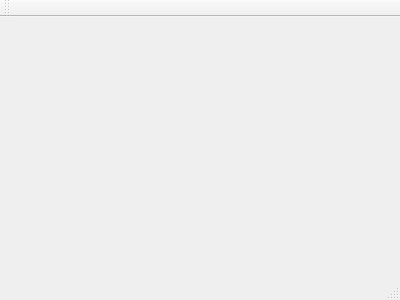
This is mainwindow.ui in Mike308/RGB-Manager as Qt 5 draws it before an edit. The edited form follows.
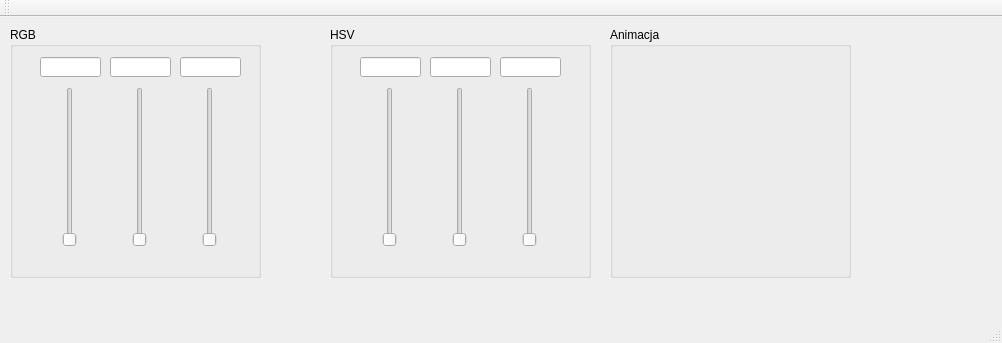
This is the edited form.

Commit message: - in class header added declaration of QPalette object - added sliders for setting rgb color - implemented sliders's signals - added color to linedit responsible for display rgb values - modified .*pro file

Diff of the .ui file:
```diff
--- a/mainwindow.ui
+++ b/mainwindow.ui
@@ -1,24 +1,271 @@
 <ui version="4.0">
  <class>MainWindow</class>
- <widget class="QMainWindow" name="MainWindow" >
-  <property name="geometry" >
+ <widget class="QMainWindow" name="MainWindow">
+  <property name="geometry">
    <rect>
     <x>0</x>
     <y>0</y>
-    <width>400</width>
-    <height>300</height>
+    <width>1002</width>
+    <height>343</height>
    </rect>
   </property>
   <property name="windowTitle" >
    <string>MainWindow</string>
   </property>
-  <widget class="QMenuBar" name="menuBar" />
-  <widget class="QToolBar" name="mainToolBar" />
-  <widget class="QWidget" name="centralWidget" />
-  <widget class="QStatusBar" name="statusBar" />
+  <widget class="QWidget" name="centralWidget">
+   <widget class="QGroupBox" name="groupBox">
+    <property name="geometry">
+     <rect>
+      <x>10</x>
+      <y>10</y>
+      <width>251</width>
+      <height>251</height>
+     </rect>
+    </property>
+    <property name="title">
+     <string>RGB</string>
+    </property>
+    <widget class="QLineEdit" name="r_str">
+     <property name="geometry">
+      <rect>
+       <x>30</x>
+       <y>30</y>
+       <width>61</width>
+       <height>20</height>
+      </rect>
+     </property>
+     <property name="font">
+      <font>
+       <weight>75</weight>
+       <bold>true</bold>
+      </font>
+     </property>
+    </widget>
+    <widget class="QLineEdit" name="b_str">
+     <property name="geometry">
+      <rect>
+       <x>170</x>
+       <y>30</y>
+       <width>61</width>
+       <height>20</height>
+      </rect>
+     </property>
+     <property name="font">
+      <font>
+       <weight>75</weight>
+       <bold>true</bold>
+      </font>
+     </property>
+    </widget>
+    <widget class="QLineEdit" name="g_str">
+     <property name="geometry">
+      <rect>
+       <x>100</x>
+       <y>30</y>
+       <width>61</width>
+       <height>20</height>
+      </rect>
+     </property>
+     <property name="font">
+      <font>
+       <weight>75</weight>
+       <bold>true</bold>
+      </font>
+     </property>
+    </widget>
+    <widget class="QSlider" name="r_slider">
+     <property name="geometry">
+      <rect>
+       <x>50</x>
+       <y>60</y>
+       <width>19</width>
+       <height>160</height>
+      </rect>
+     </property>
+     <property name="maximum">
+      <number>255</number>
+     </property>
+     <property name="orientation">
+      <enum>Qt::Vertical</enum>
+     </property>
+    </widget>
+    <widget class="QSlider" name="g_slider">
+     <property name="geometry">
+      <rect>
+       <x>120</x>
+       <y>60</y>
+       <width>19</width>
+       <height>160</height>
+      </rect>
+     </property>
+     <property name="maximum">
+      <number>255</number>
+     </property>
+     <property name="orientation">
+      <enum>Qt::Vertical</enum>
+     </property>
+    </widget>
+    <widget class="QSlider" name="b_slider">
+     <property name="geometry">
+      <rect>
+       <x>190</x>
+       <y>60</y>
+       <width>19</width>
+       <height>160</height>
+      </rect>
+     </property>
+     <property name="maximum">
+      <number>255</number>
+     </property>
+     <property name="orientation">
+      <enum>Qt::Vertical</enum>
+     </property>
+    </widget>
+   </widget>
+   <widget class="QGroupBox" name="groupBox_2">
+    <property name="geometry">
+     <rect>
+      <x>330</x>
+      <y>10</y>
+      <width>261</width>
+      <height>251</height>
+     </rect>
+    </property>
+    <property name="title">
+     <string>HSV</string>
+    </property>
+    <widget class="QLineEdit" name="h_str">
+     <property name="geometry">
+      <rect>
+       <x>30</x>
+       <y>30</y>
+       <width>61</width>
+       <height>20</height>
+      </rect>
+     </property>
+     <property name="font">
+      <font>
+       <weight>75</weight>
+       <bold>true</bold>
+      </font>
+     </property>
+    </widget>
+    <widget class="QLineEdit" name="v_str">
+     <property name="geometry">
+      <rect>
+       <x>170</x>
+       <y>30</y>
+       <width>61</width>
+       <height>20</height>
+      </rect>
+     </property>
+     <property name="font">
+      <font>
+       <weight>75</weight>
+       <bold>true</bold>
+      </font>
+     </property>
+    </widget>
+    <widget class="QLineEdit" name="s_str">
+     <property name="geometry">
+      <rect>
+       <x>100</x>
+       <y>30</y>
+       <width>61</width>
+       <height>20</height>
+      </rect>
+     </property>
+     <property name="font">
+      <font>
+       <weight>75</weight>
+       <bold>true</bold>
+      </font>
+     </property>
+    </widget>
+    <widget class="QSlider" name="h_slider">
+     <property name="geometry">
+      <rect>
+       <x>50</x>
+       <y>60</y>
+       <width>19</width>
+       <height>160</height>
+      </rect>
+     </property>
+     <property name="maximum">
+      <number>360</number>
+     </property>
+     <property name="orientation">
+      <enum>Qt::Vertical</enum>
+     </property>
+    </widget>
+    <widget class="QSlider" name="s_slider">
+     <property name="geometry">
+      <rect>
+       <x>120</x>
+       <y>60</y>
+       <width>19</width>
+       <height>160</height>
+      </rect>
+     </property>
+     <property name="maximum">
+      <number>100</number>
+     </property>
+     <property name="orientation">
+      <enum>Qt::Vertical</enum>
+     </property>
+    </widget>
+    <widget class="QSlider" name="v_slider">
+     <property name="geometry">
+      <rect>
+       <x>190</x>
+       <y>60</y>
+       <width>19</width>
+       <height>160</height>
+      </rect>
+     </property>
+     <property name="maximum">
+      <number>100</number>
+     </property>
+     <property name="orientation">
+      <enum>Qt::Vertical</enum>
+     </property>
+    </widget>
+   </widget>
+   <widget class="QGroupBox" name="groupBox_3">
+    <property name="geometry">
+     <rect>
+      <x>610</x>
+      <y>10</y>
+      <width>241</width>
+      <height>251</height>
+     </rect>
+    </property>
+    <property name="title">
+     <string>Animacja</string>
+    </property>
+   </widget>
+  </widget>
+  <widget class="QMenuBar" name="menuBar">
+   <property name="geometry">
+    <rect>
+     <x>0</x>
+     <y>0</y>
+     <width>1002</width>
+     <height>21</height>
+    </rect>
+   </property>
+  </widget>
+  <widget class="QToolBar" name="mainToolBar">
+   <attribute name="toolBarArea">
+    <enum>TopToolBarArea</enum>
+   </attribute>
+   <attribute name="toolBarBreak">
+    <bool>false</bool>
+   </attribute>
+  </widget>
+  <widget class="QStatusBar" name="statusBar"/>
  </widget>
- <layoutDefault spacing="6" margin="11" />
- <pixmapfunction></pixmapfunction>
+ <layoutdefault spacing="6" margin="11"/>
  <resources/>
  <connections/>
 </ui>
```
Left out of the diff: 3 changed lines with no effect on the pictures. The commit also changes 3 other files.
